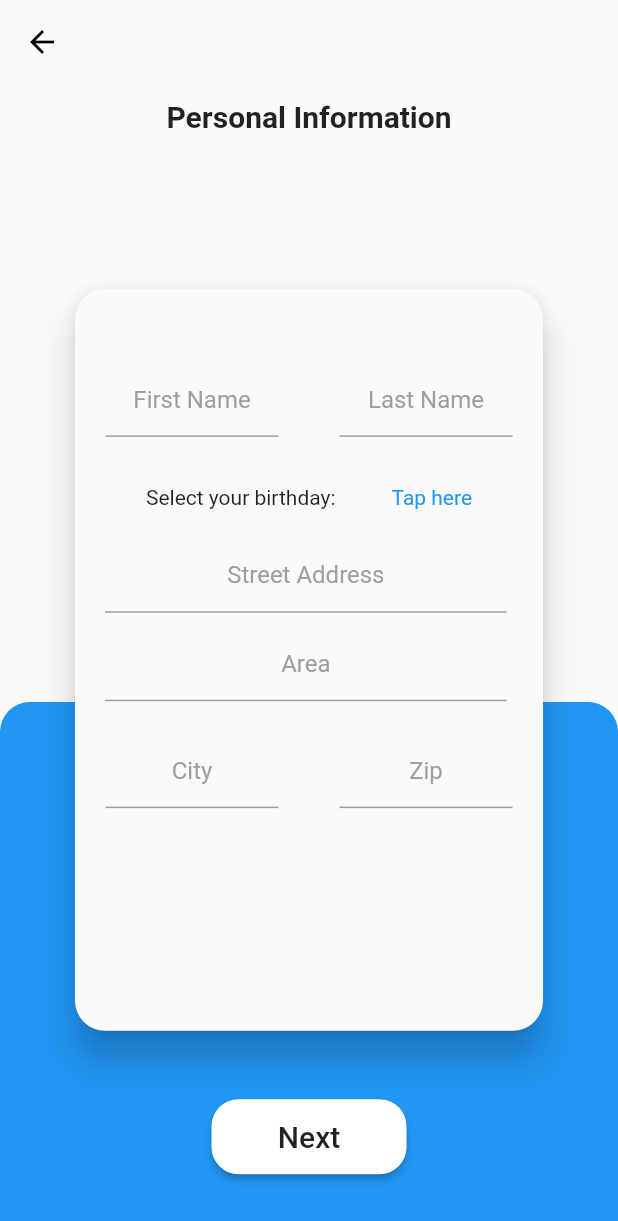
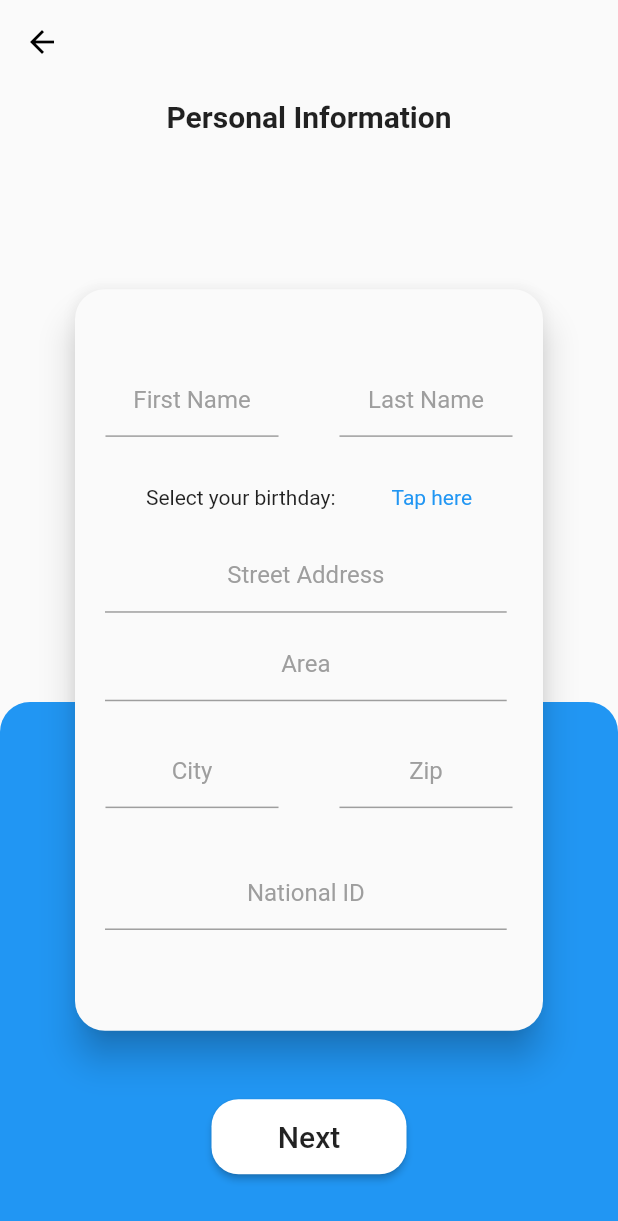
Before and after one commit to absarrahman/BRACU_Tracthon_BlueShine, a Flutter app: the RegisterPage screen opened directly, on a phone screen of 412 x 824 dp. Shown: the top 1221 px of the screen. Run offline on Flutter 3.47's test engine with Material 2 defaults, Android fonts, the phone set to English and light mode, and no system bars; our stand-ins replace cloud_firestore, firebase_auth, flutter_spinkit; accounts and stored records are empty.

Commit message:
Add National ID
Signed-off-by: absarrahman <raman040635@gmail.com>

```diff
--- a/lib/main.dart
+++ b/lib/main.dart
@@ -13,7 +13,6 @@ class MyApp extends StatefulWidget {
 }
 
 class _MyAppState extends State<MyApp> {
-
   @override
   void initState() {
     super.initState();
@@ -52,12 +51,11 @@ class _MyAppState extends State<MyApp> {
     );
   }
 
-  Widget loading(){
+  Widget loading() {
     return Scaffold(
       body: Container(
-        child: SpinKitRing(color:Colors.blue),
+        child: SpinKitRing(color: Colors.blue),
       ),
     );
   }
-
 }
--- a/lib/model/firebase_model.dart
+++ b/lib/model/firebase_model.dart
@@ -2,6 +2,4 @@ import 'package:firebase_auth/firebase_auth.dart';
 
 class FirebaseModel {
   FirebaseUser mFirebaseUser;
-
-
 }
--- a/lib/screens/login.dart
+++ b/lib/screens/login.dart
@@ -5,7 +5,6 @@ import 'package:bracu_tracthon/screens/main_page.dart';
 import 'package:bracu_tracthon/screens/register_account.dart';
 import 'package:firebase_auth/firebase_auth.dart';
 import 'package:flutter/material.dart';
-import 'package:flutter_spinkit/flutter_spinkit.dart';
 
 class LoginPage extends StatefulWidget {
   @override
--- a/lib/screens/register_account.dart
+++ b/lib/screens/register_account.dart
@@ -12,7 +12,14 @@ class RegisterPage extends StatefulWidget {
 }
 
 class _RegisterPageState extends State<RegisterPage> {
-  String _firstName, _lastName, _address, _area, _city, _zipCode, _birthday;
+  String _firstName,
+      _lastName,
+      _address,
+      _area,
+      _city,
+      _zipCode,
+      _birthday,
+      _nId;
   var screenHeight, screenWidth;
   DateTime _dateTime;
 
@@ -99,6 +106,7 @@ class _RegisterPageState extends State<RegisterPage> {
                     elevation: 10,
                     child: Form(
                       key: _formKey,
+                      child: SingleChildScrollView(
                         child: Column(
                           children: <Widget>[
                             SizedBox(
@@ -173,8 +181,20 @@ class _RegisterPageState extends State<RegisterPage> {
                                 inputField("City", 0.28),
                                 inputField("Zip", 0.28),
                               ],
-                          )
+                            ),
+                            SizedBox(
+                              height: screenHeight * 0.027,
+                            ),
+                            Align(
+                              alignment: Alignment.centerLeft,
+                              child: Padding(
+                                padding: const EdgeInsets.only(
+                                    left: 20.0, top: 10.0, right: 20.0),
+                                child: inputField("National ID", 0.65),
+                              ),
+                            ),
                           ],
+                        ),
                       ),
                     ),
                   ),
@@ -210,6 +230,8 @@ class _RegisterPageState extends State<RegisterPage> {
             this._area = value;
           } else if (type == "City") {
             this._city = value;
+          } else if (type == "National ID") {
+            this._nId = value;
           } else {
             this._zipCode = value;
           }
@@ -233,7 +255,7 @@ class _RegisterPageState extends State<RegisterPage> {
     }
   }
 
-  String validateFields (String value) {
+  String validateFields(String value) {
     if (value.length == 0) {
       return "You cannot keep this field blank";
     }
@@ -246,8 +268,7 @@ class _RegisterPageState extends State<RegisterPage> {
       Navigator.push(
         context,
         MaterialPageRoute(
-          builder: (context) =>
-              RegisterUserPage(
+          builder: (context) => RegisterUserPage(
             firstName: _firstName,
             lastName: _lastName,
             address: _address,
@@ -255,6 +276,7 @@ class _RegisterPageState extends State<RegisterPage> {
             city: _city,
             birthday: _birthday,
             zipCode: _zipCode,
+            nId: _nId,
           ),
         ),
       );
@@ -263,7 +285,7 @@ class _RegisterPageState extends State<RegisterPage> {
 }
 
 class RegisterUserPage extends StatefulWidget {
-  final String firstName, lastName, address, area, city, zipCode, birthday;
+  final String firstName, lastName, address, area, city, zipCode, birthday, nId;
 
   const RegisterUserPage(
       {Key key,
@@ -273,7 +295,8 @@ class RegisterUserPage extends StatefulWidget {
       this.area,
       this.city,
       this.zipCode,
-      this.birthday})
+      this.birthday,
+      this.nId})
       : super(key: key);
 
   @override
@@ -430,7 +453,9 @@ class _RegisterUserPageState extends State<RegisterUserPage> {
       ),
       child: TextFormField(
         validator: type == "Email" ? validateEmail : validatePassword,
-        obscureText: ((type == "Password")||(type == "Confirm Password"))?true:false,
+        obscureText: ((type == "Password") || (type == "Confirm Password"))
+            ? true
+            : false,
         onSaved: (String value) {
           if (type == "Email") {
             this.email = value;
@@ -471,7 +496,8 @@ class _RegisterUserPageState extends State<RegisterUserPage> {
                     widget.city,
                     widget.zipCode,
                     widget.birthday,
-                    email)
+                    email,
+                    widget.nId)
                 .toJson())
             .catchError((e) {
           debugPrint(e.toString());
--- a/pubspec.yaml
+++ b/pubspec.yaml
@@ -25,6 +25,7 @@ dependencies:
   firebase_auth: ^0.14.0+5
   cloud_firestore: ^0.12.9+5
   flutter_spinkit: "^4.1.2"
+  url_launcher:
 
   # The following adds the Cupertino Icons font to your application.
   # Use with the CupertinoIcons class for iOS style icons.
```
Also changed, not shown: lib/model/user.dart (+4 -5 lines), lib/screens/main_page.dart (+55 -11 lines), pubspec.lock, 9 other files. Lines whose indentation alone changed are shown as unchanged.
